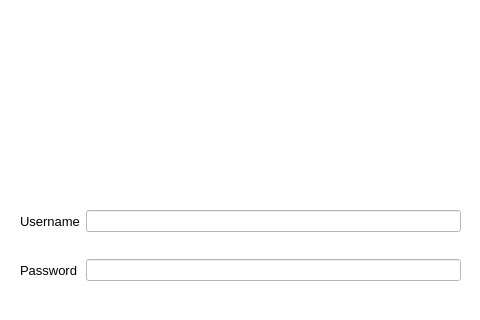
Before: the Qt Designer form UIs/UserLogin.ui in ahmedsilat44/Ledger, drawn with Qt 5; both pictures show x 0 to 480 and y 0 to 320 of the 480 by 640 pixel window.
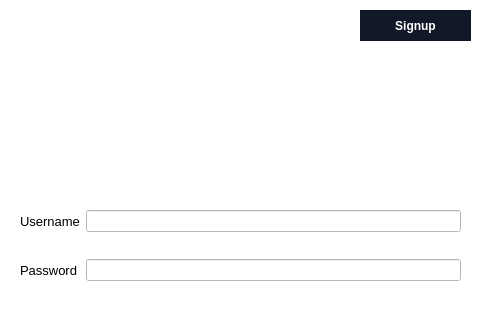
After: the same form once the commit is applied.

Commit message: adds functionality for User Login and User Registeration

The edit to the form file:
```diff
--- a/UIs/UserLogin.ui
+++ b/UIs/UserLogin.ui
@@ -93,6 +93,37 @@
      <string>Login</string>
     </property>
    </widget>
+   <widget class="QPushButton" name="signupButton">
+    <property name="geometry">
+     <rect>
+      <x>360</x>
+      <y>10</y>
+      <width>111</width>
+      <height>31</height>
+     </rect>
+    </property>
+    <property name="cursor">
+     <cursorShape>PointingHandCursor</cursorShape>
+    </property>
+    <property name="styleSheet">
+     <string notr="true">
+  background-color: #111827;
+  border: 1px solid transparent;
+  border-radius: .75rem;
+  color: #FFFFFF;
+  font-family: &quot;Inter var&quot;,ui-sans-serif,system-ui,-apple-system,system-ui,&quot;Segoe UI&quot;,Roboto,&quot;Helvetica Neue&quot;,Arial,&quot;Noto Sans&quot;,sans-serif,&quot;Apple Color Emoji&quot;,&quot;Segoe UI Emoji&quot;,&quot;Segoe UI Symbol&quot;,&quot;Noto Color Emoji&quot;;
+  font-size: 1.125rem;
+  font-weight: 600;
+  line-height: 1.5rem;
+  padding: .75rem 1.2rem;
+  text-align: center;
+  width: auto;
+</string>
+    </property>
+    <property name="text">
+     <string>Signup</string>
+    </property>
+   </widget>
   </widget>
  </widget>
  <resources/>
```
The commit also changes 2 other files.
